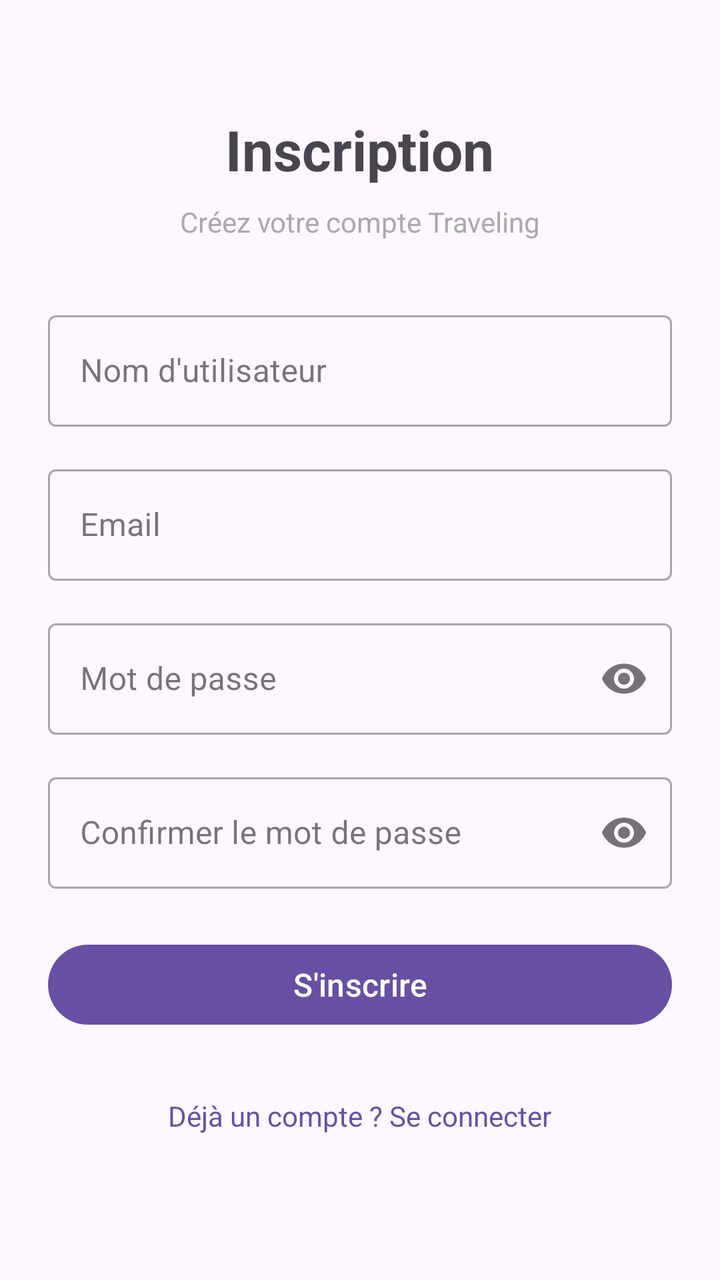
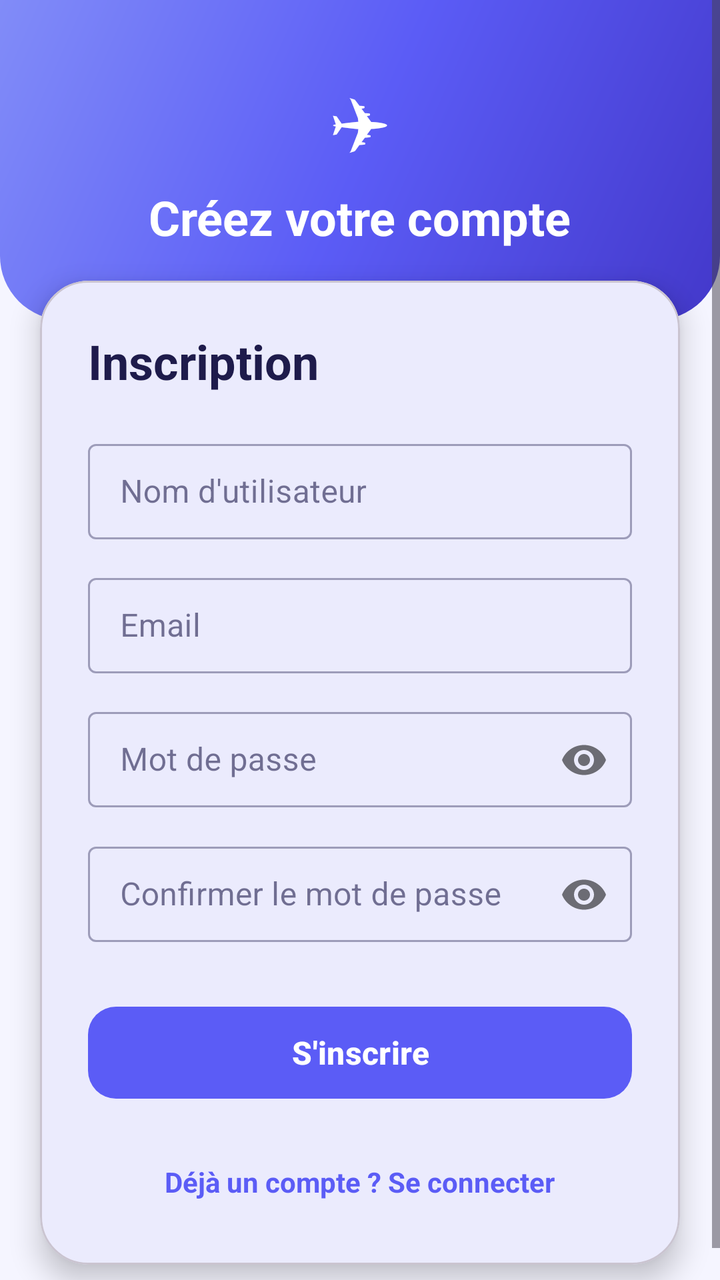

Two renders of the same Android screen: before a commit and after it. Below are the layout's source before the change and the commit's diff.
<!-- AndroidManifest.xml: application theme Theme.Traveling -->
<!-- res/layout/fragment_register.xml -->
<?xml version="1.0" encoding="utf-8"?>
<ScrollView xmlns:android="http://schemas.android.com/apk/res/android"
    android:layout_width="match_parent"
    android:layout_height="match_parent">

    <LinearLayout
        android:layout_width="match_parent"
        android:layout_height="wrap_content"
        android:orientation="vertical"
        android:padding="24dp">

        <TextView
            android:layout_width="wrap_content"
            android:layout_height="wrap_content"
            android:layout_gravity="center_horizontal"
            android:layout_marginTop="32dp"
            android:text="Inscription"
            android:textSize="28sp"
            android:textStyle="bold" />

        <TextView
            android:layout_width="wrap_content"
            android:layout_height="wrap_content"
            android:layout_gravity="center_horizontal"
            android:layout_marginTop="8dp"
            android:layout_marginBottom="32dp"
            android:text="Créez votre compte Traveling"
            android:textSize="14sp"
            android:textColor="@android:color/darker_gray" />

        <com.google.android.material.textfield.TextInputLayout
            android:layout_width="match_parent"
            android:layout_height="wrap_content"
            android:layout_marginBottom="16dp"
            android:hint="Nom d'utilisateur"
            style="@style/Widget.MaterialComponents.TextInputLayout.OutlinedBox">

            <com.google.android.material.textfield.TextInputEditText
                android:id="@+id/et_username"
                android:layout_width="match_parent"
                android:layout_height="wrap_content"
                android:inputType="textPersonName"
                android:imeOptions="actionNext" />

        </com.google.android.material.textfield.TextInputLayout>

        <com.google.android.material.textfield.TextInputLayout
            android:layout_width="match_parent"
            android:layout_height="wrap_content"
            android:layout_marginBottom="16dp"
            android:hint="Email"
            style="@style/Widget.MaterialComponents.TextInputLayout.OutlinedBox">

            <com.google.android.material.textfield.TextInputEditText
                android:id="@+id/et_email"
                android:layout_width="match_parent"
                android:layout_height="wrap_content"
                android:inputType="textEmailAddress"
                android:imeOptions="actionNext" />

        </com.google.android.material.textfield.TextInputLayout>

        <com.google.android.material.textfield.TextInputLayout
            android:layout_width="match_parent"
            android:layout_height="wrap_content"
            android:layout_marginBottom="16dp"
            android:hint="Mot de passe"
            app:passwordToggleEnabled="true"
            style="@style/Widget.MaterialComponents.TextInputLayout.OutlinedBox"
            xmlns:app="http://schemas.android.com/apk/res-auto">

            <com.google.android.material.textfield.TextInputEditText
                android:id="@+id/et_password"
                android:layout_width="match_parent"
                android:layout_height="wrap_content"
                android:inputType="textPassword"
                android:imeOptions="actionNext" />

        </com.google.android.material.textfield.TextInputLayout>

        <com.google.android.material.textfield.TextInputLayout
            android:layout_width="match_parent"
            android:layout_height="wrap_content"
            android:layout_marginBottom="24dp"
            android:hint="Confirmer le mot de passe"
            app:passwordToggleEnabled="true"
            style="@style/Widget.MaterialComponents.TextInputLayout.OutlinedBox"
            xmlns:app="http://schemas.android.com/apk/res-auto">

            <com.google.android.material.textfield.TextInputEditText
                android:id="@+id/et_confirm_password"
                android:layout_width="match_parent"
                android:layout_height="wrap_content"
                android:inputType="textPassword"
                android:imeOptions="actionDone" />

        </com.google.android.material.textfield.TextInputLayout>

        <ProgressBar
            android:id="@+id/progress_bar"
            android:layout_width="wrap_content"
            android:layout_height="wrap_content"
            android:layout_gravity="center_horizontal"
            android:layout_marginBottom="16dp"
            android:visibility="gone" />

        <com.google.android.material.button.MaterialButton
            android:id="@+id/btn_register"
            android:layout_width="match_parent"
            android:layout_height="wrap_content"
            android:text="S'inscrire"
            android:textSize="16sp" />

        <TextView
            android:id="@+id/tv_go_login"
            android:layout_width="wrap_content"
            android:layout_height="wrap_content"
            android:layout_gravity="center_horizontal"
            android:layout_marginTop="24dp"
            android:text="Déjà un compte ? Se connecter"
            android:textColor="?attr/colorPrimary"
            android:padding="8dp" />

    </LinearLayout>
</ScrollView>
<!-- resources referenced by this layout -->
<resources>
  <style name="Theme.Traveling" parent="Base.Theme.Traveling" />
  <style name="Base.Theme.Traveling" parent="Theme.Material3.DayNight.NoActionBar">
          
          
      </style>
</resources>

<!-- the commit's change to res/layout/fragment_register.xml (unified diff, before → after) -->
@@ -1,125 +1,163 @@
 <?xml version="1.0" encoding="utf-8"?>
 <ScrollView xmlns:android="http://schemas.android.com/apk/res/android"
+    xmlns:app="http://schemas.android.com/apk/res-auto"
     android:layout_width="match_parent"
-    android:layout_height="match_parent">
+    android:layout_height="match_parent"
+    android:background="@color/colorBackground">
 
     <LinearLayout
         android:layout_width="match_parent"
         android:layout_height="wrap_content"
-        android:orientation="vertical"
-        android:padding="24dp">
+        android:orientation="vertical">
 
-        <TextView
-            android:layout_width="wrap_content"
-            android:layout_height="wrap_content"
-            android:layout_gravity="center_horizontal"
-            android:layout_marginTop="32dp"
-            android:text="Inscription"
-            android:textSize="28sp"
-            android:textStyle="bold" />
+        
+        <LinearLayout
+            android:layout_width="match_parent"
+            android:layout_height="160dp"
+            android:orientation="vertical"
+            android:gravity="center"
+            android:background="@drawable/bg_profile_header">
 
-        <TextView
-            android:layout_width="wrap_content"
-            android:layout_height="wrap_content"
-            android:layout_gravity="center_horizontal"
-            android:layout_marginTop="8dp"
-            android:layout_marginBottom="32dp"
-            android:text="Créez votre compte Traveling"
-            android:textSize="14sp"
-            android:textColor="@android:color/darker_gray" />
+            <TextView
+                android:layout_width="wrap_content"
+                android:layout_height="wrap_content"
+                android:text="✈"
+                android:textSize="36sp"
+                android:textColor="@android:color/white" />
 
-        <com.google.android.material.textfield.TextInputLayout
+            <TextView
+                android:layout_width="wrap_content"
+                android:layout_height="wrap_content"
+                android:layout_marginTop="8dp"
+                android:text="Créez votre compte"
+                android:textSize="24sp"
+                android:textStyle="bold"
+                android:textColor="@android:color/white" />
+
+        </LinearLayout>
+
+        
+        <com.google.android.material.card.MaterialCardView
             android:layout_width="match_parent"
             android:layout_height="wrap_content"
-            android:layout_marginBottom="16dp"
-            android:hint="Nom d'utilisateur"
-            style="@style/Widget.MaterialComponents.TextInputLayout.OutlinedBox">
+            android:layout_marginHorizontal="20dp"
+            android:layout_marginTop="-20dp"
+            android:layout_marginBottom="24dp"
+            app:cardCornerRadius="24dp"
+            app:cardElevation="8dp"
+            app:cardBackgroundColor="@color/colorSurface">
 
-            <com.google.android.material.textfield.TextInputEditText
-                android:id="@+id/et_username"
+            <LinearLayout
                 android:layout_width="match_parent"
                 android:layout_height="wrap_content"
-                android:inputType="textPersonName"
-                android:imeOptions="actionNext" />
+                android:orientation="vertical"
+                android:padding="24dp">
 
-        </com.google.android.material.textfield.TextInputLayout>
+                <TextView
+                    android:layout_width="wrap_content"
+                    android:layout_height="wrap_content"
+                    android:text="Inscription"
+                    android:textSize="24sp"
+                    android:textStyle="bold"
+                    android:textColor="@color/colorTextPrimary"
+                    android:layout_marginBottom="20dp" />
 
-        <com.google.android.material.textfield.TextInputLayout
-            android:layout_width="match_parent"
-            android:layout_height="wrap_content"
-            android:layout_marginBottom="16dp"
-            android:hint="Email"
-            style="@style/Widget.MaterialComponents.TextInputLayout.OutlinedBox">
+                <com.google.android.material.textfield.TextInputLayout
+                    android:layout_width="match_parent"
+                    android:layout_height="wrap_content"
+                    android:layout_marginBottom="14dp"
+                    android:hint="Nom d'utilisateur"
+                    style="@style/Widget.MaterialComponents.TextInputLayout.OutlinedBox.Dense">
 
-            <com.google.android.material.textfield.TextInputEditText
-                android:id="@+id/et_email"
-                android:layout_width="match_parent"
-                android:layout_height="wrap_content"
-                android:inputType="textEmailAddress"
-                android:imeOptions="actionNext" />
+                    <com.google.android.material.textfield.TextInputEditText
+                        android:id="@+id/et_username"
+                        android:layout_width="match_parent"
+                        android:layout_height="wrap_content"
+                        android:inputType="textPersonName"
+                        android:imeOptions="actionNext" />
 
-        </com.google.android.material.textfield.TextInputLayout>
+                </com.google.android.material.textfield.TextInputLayout>
 
-        <com.google.android.material.textfield.TextInputLayout
-            android:layout_width="match_parent"
-            android:layout_height="wrap_content"
-            android:layout_marginBottom="16dp"
-            android:hint="Mot de passe"
-            app:passwordToggleEnabled="true"
-            style="@style/Widget.MaterialComponents.TextInputLayout.OutlinedBox"
-            xmlns:app="http://schemas.android.com/apk/res-auto">
+                <com.google.android.material.textfield.TextInputLayout
+                    android:layout_width="match_parent"
+                    android:layout_height="wrap_content"
+                    android:layout_marginBottom="14dp"
+                    android:hint="Email"
+                    style="@style/Widget.MaterialComponents.TextInputLayout.OutlinedBox.Dense">
 
-            <com.google.android.material.textfield.TextInputEditText
-                android:id="@+id/et_password"
-                android:layout_width="match_parent"
-                android:layout_height="wrap_content"
-                android:inputType="textPassword"
-                android:imeOptions="actionNext" />
+                    <com.google.android.material.textfield.TextInputEditText
+                        android:id="@+id/et_email"
+                        android:layout_width="match_parent"
+                        android:layout_height="wrap_content"
+                        android:inputType="textEmailAddress"
+                        android:imeOptions="actionNext" />
 
-        </com.google.android.material.textfield.TextInputLayout>
+                </com.google.android.material.textfield.TextInputLayout>
 
-        <com.google.android.material.textfield.TextInputLayout
-            android:layout_width="match_parent"
-            android:layout_height="wrap_content"
-            android:layout_marginBottom="24dp"
-            android:hint="Confirmer le mot de passe"
-            app:passwordToggleEnabled="true"
-            style="@style/Widget.MaterialComponents.TextInputLayout.OutlinedBox"
-            xmlns:app="http://schemas.android.com/apk/res-auto">
+                <com.google.android.material.textfield.TextInputLayout
+                    android:layout_width="match_parent"
+                    android:layout_height="wrap_content"
+                    android:layout_marginBottom="14dp"
+                    android:hint="Mot de passe"
+                    app:passwordToggleEnabled="true"
+                    style="@style/Widget.MaterialComponents.TextInputLayout.OutlinedBox.Dense">
 
-            <com.google.android.material.textfield.TextInputEditText
-                android:id="@+id/et_confirm_password"
-                android:layout_width="match_parent"
-                android:layout_height="wrap_content"
-                android:inputType="textPassword"
-                android:imeOptions="actionDone" />
+                    <com.google.android.material.textfield.TextInputEditText
+                        android:id="@+id/et_password"
+                        android:layout_width="match_parent"
+                        android:layout_height="wrap_content"
+                        android:inputType="textPassword"
+                        android:imeOptions="actionNext" />
 
-        </com.google.android.material.textfield.TextInputLayout>
+                </com.google.android.material.textfield.TextInputLayout>
 
-        <ProgressBar
-            android:id="@+id/progress_bar"
-            android:layout_width="wrap_content"
-            android:layout_height="wrap_content"
-            android:layout_gravity="center_horizontal"
-            android:layout_marginBottom="16dp"
-            android:visibility="gone" />
+                <com.google.android.material.textfield.TextInputLayout
+                    android:layout_width="match_parent"
+                    android:layout_height="wrap_content"
+                    android:layout_marginBottom="28dp"
+                    android:hint="Confirmer le mot de passe"
+                    app:passwordToggleEnabled="true"
+                    style="@style/Widget.MaterialComponents.TextInputLayout.OutlinedBox.Dense">
 
-        <com.google.android.material.button.MaterialButton
-            android:id="@+id/btn_register"
-            android:layout_width="match_parent"
-            android:layout_height="wrap_content"
-            android:text="S'inscrire"
-            android:textSize="16sp" />
+                    <com.google.android.material.textfield.TextInputEditText
+                        android:id="@+id/et_confirm_password"
+                        android:layout_width="match_parent"
+                        android:layout_height="wrap_content"
+                        android:inputType="textPassword"
+                        android:imeOptions="actionDone" />
 
-        <TextView
-            android:id="@+id/tv_go_login"
-            android:layout_width="wrap_content"
-            android:layout_height="wrap_content"
-            android:layout_gravity="center_horizontal"
-            android:layout_marginTop="24dp"
-            android:text="Déjà un compte ? Se connecter"
-            android:textColor="?attr/colorPrimary"
-            android:padding="8dp" />
+                </com.google.android.material.textfield.TextInputLayout>
+
+                <ProgressBar
+                    android:id="@+id/progress_bar"
+                    android:layout_width="wrap_content"
+                    android:layout_height="wrap_content"
+                    android:layout_gravity="center_horizontal"
+                    android:layout_marginBottom="16dp"
+                    android:visibility="gone" />
+
+                <com.google.android.material.button.MaterialButton
+                    android:id="@+id/btn_register"
+                    android:layout_width="match_parent"
+                    android:layout_height="54dp"
+                    android:text="S'inscrire"
+                    android:textSize="16sp"
+                    android:textStyle="bold"
+                    app:cornerRadius="14dp" />
+
+                <TextView
+                    android:id="@+id/tv_go_login"
+                    android:layout_width="wrap_content"
+                    android:layout_height="wrap_content"
+                    android:layout_gravity="center_horizontal"
+                    android:layout_marginTop="20dp"
+                    android:text="Déjà un compte ? Se connecter"
+                    android:textColor="?attr/colorPrimary"
+                    android:textStyle="bold"
+                    android:padding="8dp" />
+
+            </LinearLayout>
+        </com.google.android.material.card.MaterialCardView>
 
     </LinearLayout>
 </ScrollView>
<!-- resource entries referenced after the edit -->
@@ -1,9 +1,50 @@
 <!-- resources referenced by this layout -->
 <resources>
+  <color name="colorBackground">#F5F5FF</color>
+  <color name="colorSurface">#FFFFFF</color>
+  <color name="colorTextPrimary">#1E1B4B</color>
+  <!-- drawable bg_profile_header (drawable) -->
+  <?xml version="1.0" encoding="utf-8"?>
+  <shape xmlns:android="http://schemas.android.com/apk/res/android">
+      <gradient
+          android:type="linear"
+          android:angle="135"
+          android:startColor="@color/colorPrimaryDark"
+          android:centerColor="@color/colorPrimary"
+          android:endColor="@color/colorPrimaryMedium" />
+      <corners
+          android:bottomLeftRadius="32dp"
+          android:bottomRightRadius="32dp" />
+  </shape>
   <style name="Theme.Traveling" parent="Base.Theme.Traveling" />
+  <color name="colorPrimaryDark">#4338CA</color>
+  <color name="colorPrimary">#5B5CF6</color>
+  <color name="colorPrimaryMedium">#818CF8</color>
   <style name="Base.Theme.Traveling" parent="Theme.Material3.DayNight.NoActionBar">
-          
-          
+          <item name="colorPrimary">@color/colorPrimary</item>
+          <item name="colorOnPrimary">@color/white</item>
+          <item name="colorPrimaryContainer">@color/colorPrimaryLight</item>
+          <item name="colorOnPrimaryContainer">@color/colorPrimaryDark</item>
+          <item name="colorSecondary">@color/colorSecondary</item>
+          <item name="colorOnSecondary">@color/white</item>
+          <item name="colorSecondaryContainer">@color/colorAccentLight</item>
+          <item name="colorOnSecondaryContainer">@color/colorAccentDark</item>
+          <item name="android:colorBackground">@color/colorBackground</item>
+          <item name="colorSurface">@color/colorSurface</item>
+          <item name="colorOnSurface">@color/colorTextPrimary</item>
+          <item name="colorOnSurfaceVariant">@color/colorTextSecondary</item>
+          <item name="colorError">@color/colorError</item>
+          <item name="colorOutline">@color/colorDivider</item>
+          <item name="android:statusBarColor">@color/colorPrimaryDark</item>
+          <item name="android:navigationBarColor">@color/colorSurface</item>
       </style>
+  <color name="white">#FFFFFFFF</color>
+  <color name="colorPrimaryLight">#EEF2FF</color>
+  <color name="colorSecondary">#F59E0B</color>
+  <color name="colorAccentLight">#FEF3C7</color>
+  <color name="colorAccentDark">#D97706</color>
+  <color name="colorTextSecondary">#6B7280</color>
+  <color name="colorError">#EF4444</color>
+  <color name="colorDivider">#E5E7EB</color>
 </resources>
 
